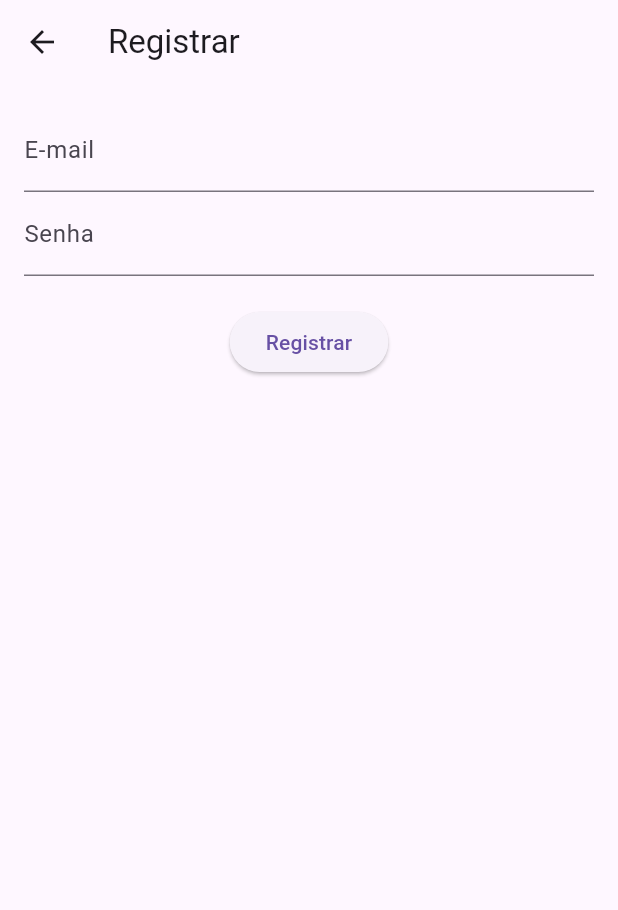
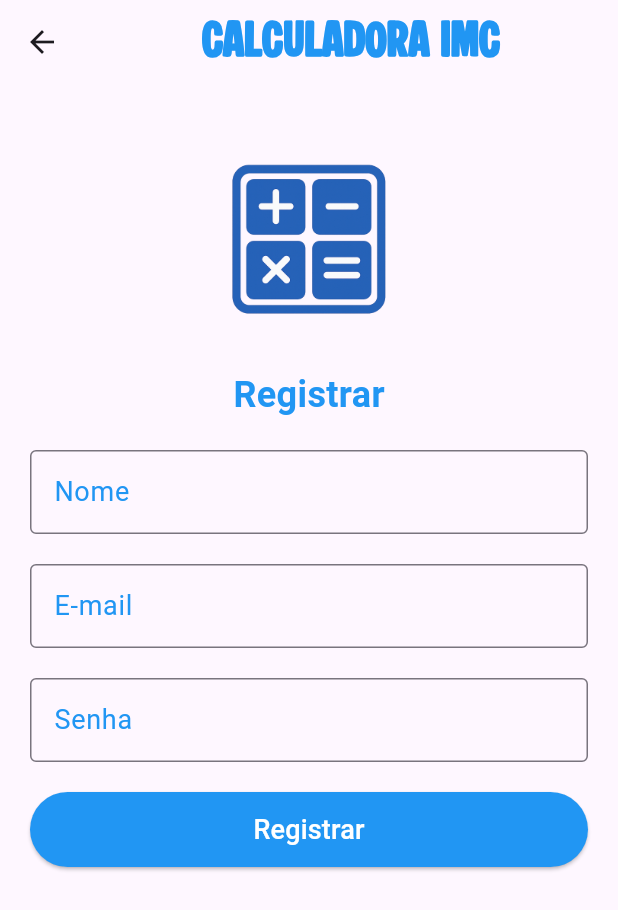
Before and after one commit to Rodrigokaki/flutter-prova2, a Flutter app: the screen it shows after launch, after a tap on "Não tem conta? Cadastre-se aqui", on a phone screen of 412 x 824 dp. Shown: the top 910 px of the screen. Run offline on Flutter 3.47's test engine with Material 3 defaults, Android fonts, the phone set to English and light mode, and no system bars; our stand-ins replace sqflite; accounts and stored records are empty.

Commit message:
Update styles and layout in IMC, login, and register pages; enhance text styles and add validation

```diff
--- a/lib/styles/styles.dart
+++ b/lib/styles/styles.dart
@@ -7,8 +7,14 @@ class AppColors{
 
 class AppTextStyles {
   static const titleTextStyle = TextStyle(
+    fontSize: 28,
+    fontFamily: 'BarberChop',
+    color: AppColors.primaryColor,
+    fontWeight: FontWeight.bold,
+  );
+
+  static const subtitleTextStyle = TextStyle(
     fontSize: 24,
-    fontFamily: 'BarberChop',
     color: AppColors.primaryColor,
     fontWeight: FontWeight.bold,
   );
--- a/lib/views/imc_page.dart
+++ b/lib/views/imc_page.dart
@@ -65,7 +65,7 @@ class _IMCPageState extends State<IMCPage> {
   @override
   Widget build(BuildContext context) {
     return Scaffold(
-      appBar: AppBar(title: Center(child: Text("Calculadora IMC"))),
+      appBar: AppBar(title: Center(child: Text("Calculadora IMC", style: AppTextStyles.titleTextStyle,))),
       body: Padding(
         padding: const EdgeInsets.all(AppSpacing.defaultPadding),
         child: Column(
--- a/lib/views/login_page.dart
+++ b/lib/views/login_page.dart
@@ -62,7 +62,10 @@ class LoginPageState extends State<LoginPage> {
   @override
   Widget build(BuildContext context) {
     return Scaffold(
-      appBar: AppBar(title: const Text('Login')),
+      appBar: AppBar(title: Center(child: Text(
+                'Calculadora IMC',
+                style: AppTextStyles.titleTextStyle,
+              ))),
       body: Padding(
         padding: const EdgeInsets.all(AppSpacing.defaultPadding),
         child: Form(
@@ -75,9 +78,8 @@ class LoginPageState extends State<LoginPage> {
                 height: appSizes.iconSize,
               ),
               const SizedBox(height: AppSpacing.loginSpaceBetween),
-              const Text(
-                'Calculadora IMC',
-                style: AppTextStyles.titleTextStyle,
+              const Text('Login',
+                style: AppTextStyles.subtitleTextStyle,
               ),
               const SizedBox(height: AppSpacing.loginSpaceBetween),
               TextFormField(
--- a/lib/views/register_page.dart
+++ b/lib/views/register_page.dart
@@ -1,4 +1,6 @@
 import 'package:flutter/material.dart';
+
+import '../styles/styles.dart';
 
 class RegisterPage extends StatefulWidget {
   const RegisterPage({super.key});
@@ -9,6 +11,7 @@ class RegisterPage extends StatefulWidget {
 
 class _RegisterPageState extends State<RegisterPage> {
   final formKey = GlobalKey<FormState>();
+  final nameController = TextEditingController();
   final emailController = TextEditingController();
   final passwordController = TextEditingController();
 
@@ -18,8 +21,14 @@ class _RegisterPageState extends State<RegisterPage> {
       ScaffoldMessenger.of(context).showSnackBar(
         const SnackBar(content: Text('Usuário registrado com sucesso')),
       );
-      Navigator.pop(context); // Volta para a tela de login
+      Navigator.pop(context);
     }
+  }
+
+  String? validateName(String? value) {
+    if (value == null || value.isEmpty) return 'Digite seu nome';
+    if (value.length < 3) return 'Nome deve ter pelo menos 3 caracteres';
+    return null;
   }
 
   String? validateEmail(String? value) {
@@ -41,28 +50,61 @@ class _RegisterPageState extends State<RegisterPage> {
   @override
   Widget build(BuildContext context) {
     return Scaffold(
-      appBar: AppBar(title: const Text('Registrar')),
+      appBar: AppBar(title: Center(child: Text(
+                'Calculadora IMC',
+                style: AppTextStyles.titleTextStyle,
+              ))),
       body: Padding(
-        padding: const EdgeInsets.all(16.0),
+        padding: const EdgeInsets.all(AppSpacing.defaultPadding),
         child: Form(
           key: formKey,
           child: Column(
             children: [
+              const SizedBox(height: AppSpacing.registerSpaceBetween),
+              Image.asset(
+                'assets/images/icon.png',
+                height: appSizes.iconSize,
+              ),
+              const SizedBox(height: AppSpacing.registerSpaceBetween),
+              const Text('Registrar',
+                style: AppTextStyles.subtitleTextStyle,
+              ),
+              const SizedBox(height: AppSpacing.registerSpaceBetween),
+              TextFormField(
+                controller: nameController,
+                decoration: InputDecoration(
+                  labelText: 'Nome',
+                  labelStyle: AppTextStyles.inputLabelStyle,
+                  border: OutlineInputBorder()
+                ),
+                validator: validateName,
+              ),
+              const SizedBox(height: AppSpacing.loginSpaceBetween),
               TextFormField(
                 controller: emailController,
-                decoration: const InputDecoration(labelText: 'E-mail'),
+                decoration: InputDecoration(
+                  labelText: 'E-mail',
+                  labelStyle: AppTextStyles.inputLabelStyle,
+                  border: OutlineInputBorder()
+                ),
                 validator: validateEmail,
               ),
+              const SizedBox(height: AppSpacing.loginSpaceBetween),
               TextFormField(
                 controller: passwordController,
-                decoration: const InputDecoration(labelText: 'Senha'),
+                decoration: InputDecoration(
+                  labelText: 'Senha',
+                  labelStyle: AppTextStyles.inputLabelStyle,
+                  border: OutlineInputBorder()
+                ),
                 obscureText: true,
                 validator: validatePassword,
               ),
               const SizedBox(height: 20),
               ElevatedButton(
                 onPressed: register,
-                child: const Text('Registrar'),
+                style: defaultButtonStyle(),
+                child: const Text('Registrar', style: AppTextStyles.buttonTextStyle),
               ),
             ],
           ),
```
